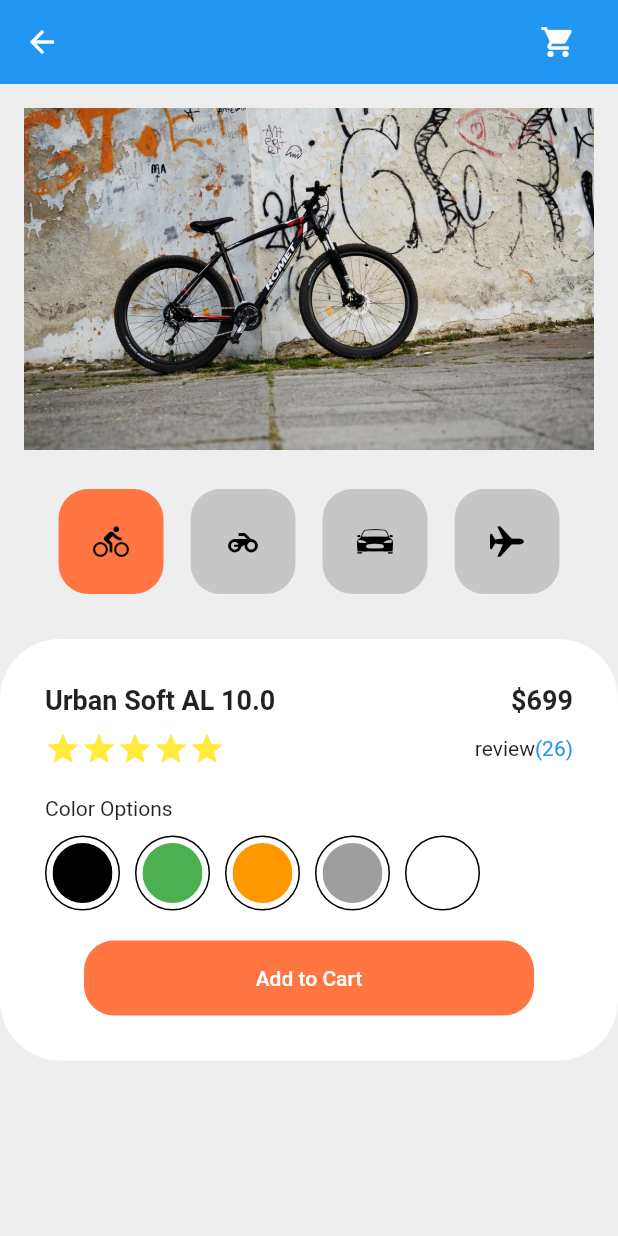
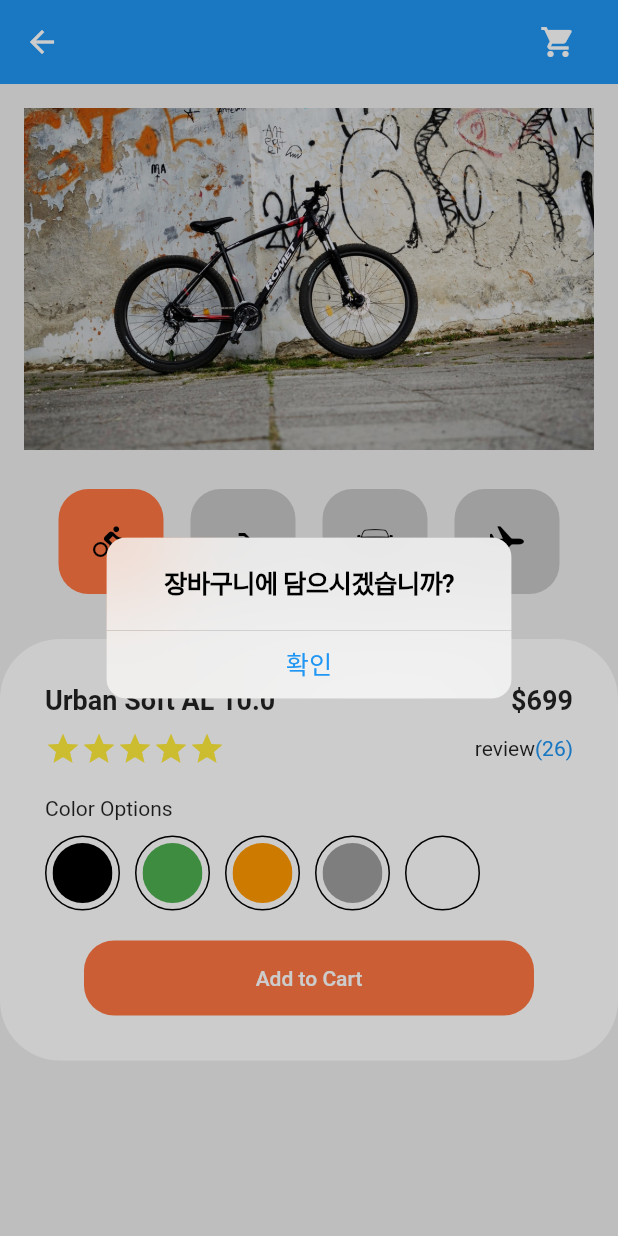
Before and after one commit to yuhyunkimm/Flutter_shoppingcart_pratice, a Flutter app: the screen it shows after launch, after a tap on "Add to Cart", on a phone screen of 412 x 824 dp. Run offline on Flutter 3.47's test engine with Material 2 defaults, Android fonts, the phone set to English and light mode, and no system bars.

Commit message:
shopping_detail CupertinoAlertDialog add

```diff
--- a/lib/components/shoppingcart_detail.dart
+++ b/lib/components/shoppingcart_detail.dart
@@ -1,3 +1,4 @@
+import 'package:flutter/cupertino.dart';
 import 'package:flutter/material.dart';
 import 'package:flutter_shoppingcart/constants.dart';
 
@@ -122,7 +123,22 @@ class ShoppingCartDetail extends StatelessWidget {
   Widget _buildDetailButton(BuildContext context) {
     return Align(
       child: TextButton(
-        onPressed: () {},
+        onPressed: () {
+          showCupertinoDialog(
+            context: context,
+            builder: (context) => CupertinoAlertDialog(
+              title: Text("장바구니에 담으시겠습니까?"),
+              actions: [
+                CupertinoDialogAction(
+                  child: Text("확인"),
+                  onPressed: () {
+                    Navigator.pop(context);
+                  },
+                ),
+              ],
+            ),
+          );
+        },
         style: TextButton.styleFrom(
           backgroundColor: kAccentColor,
           minimumSize: Size(300, 50),
```
